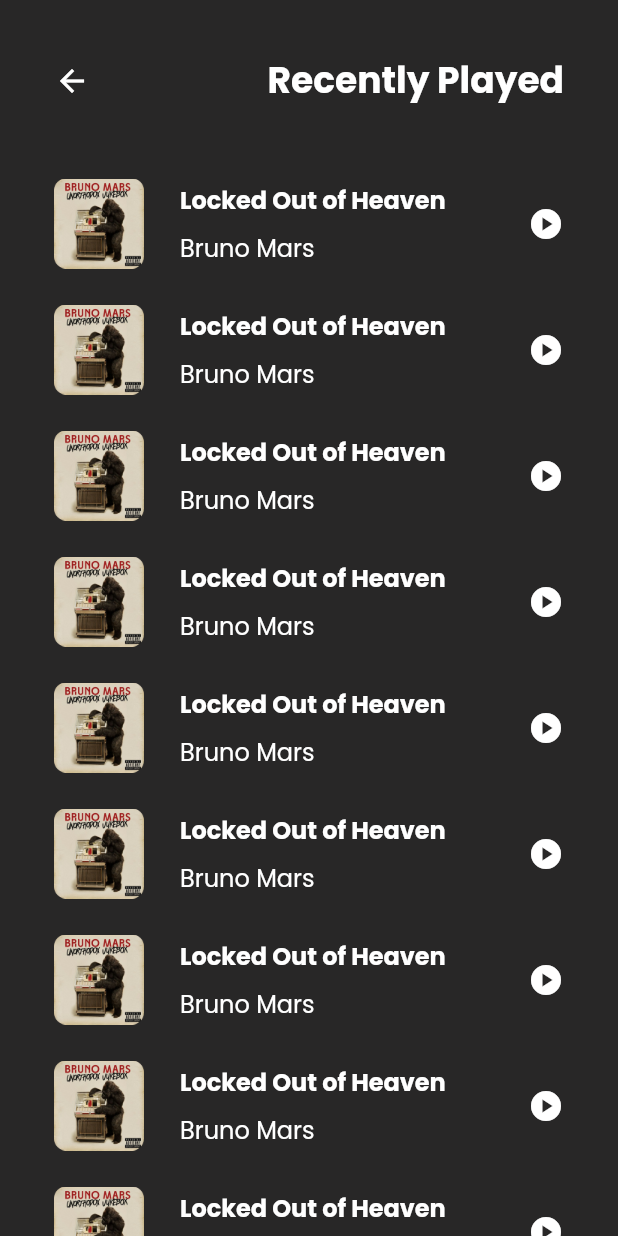
After one commit to ardhanurfan/Gen-S, a Flutter app: the RecentlyPlayedPage screen opened by its route, on a phone screen of 412 x 824 dp. The commit adds this screen. Run offline on Flutter 3.47's test engine with Material 2 defaults, Android fonts, the phone set to English and light mode, and no system bars; our stand-ins replace google_fonts.

Commit message:
added recently played

```diff
--- a/lib/main.dart
+++ b/lib/main.dart
@@ -1,6 +1,7 @@
 import 'package:flutter/material.dart';
 import 'package:music_player/pages/forgot_password_page.dart';
 import 'package:music_player/pages/import_audio_page.dart';
+import 'package:music_player/pages_user/recently_played_page.dart';
 
 import 'pages/sign_up_page.dart';
 import 'pages/sign_in_page.dart';
@@ -21,6 +22,7 @@ class MyApp extends StatelessWidget {
         '/sign-up': (context) => const SignUpPage(),
         '/forgot-password': (context) => const ForgotPasswordPage(),
         '/import-audio': (context) => const ImportAudioPage(),
+        '/recently-played': (context) => const RecentlyPlayedPage(),
       },
     );
   }
--- /dev/null
+++ b/lib/pages_user/recently_played_page.dart
@@ -0,0 +1,116 @@
+import 'package:flutter/material.dart';
+import 'package:music_player/shared/theme.dart';
+
+class RecentlyPlayedPage extends StatelessWidget {
+  const RecentlyPlayedPage({super.key});
+
+  @override
+  Widget build(BuildContext context) {
+    Widget header() {
+      return Row(
+        mainAxisAlignment: MainAxisAlignment.spaceBetween,
+        children: [
+          GestureDetector(
+              onTap: () {
+                Navigator.pop(context);
+              },
+              child: Icon(
+                Icons.arrow_back,
+                color: primaryColor,
+              )),
+          Text(
+            "Recently Played",
+            style: primaryColorText.copyWith(fontWeight: bold, fontSize: 24),
+          )
+        ],
+      );
+    }
+
+    Widget songTile() {
+      return Container(
+        margin: const EdgeInsets.only(bottom: 24),
+        child: Row(
+          children: [
+            Container(
+              height: 60,
+              margin: const EdgeInsets.only(right: 24),
+              width: 60,
+              decoration: const BoxDecoration(
+                  image: DecorationImage(
+                      image: AssetImage("assets/bg_song_example.png"),
+                      fit: BoxFit.fill)),
+            ),
+            Column(
+              crossAxisAlignment: CrossAxisAlignment.start,
+              children: [
+                SizedBox(
+                  width: 178,
+                  child: Text(
+                    "Locked Out of Heaven",
+                    overflow: TextOverflow.clip,
+                    style: primaryColorText.copyWith(
+                        fontSize: 16, fontWeight: bold),
+                  ),
+                ),
+                const SizedBox(
+                  height: 8,
+                ),
+                SizedBox(
+                  width: 178,
+                  child: Text(
+                    "Bruno Mars",
+                    style: primaryColorText.copyWith(
+                        fontSize: 16, fontWeight: regular),
+                  ),
+                ),
+              ],
+            ),
+            const Spacer(),
+            GestureDetector(
+              onTap: () {},
+              child: Icon(
+                Icons.play_circle,
+                color: primaryColor,
+              ),
+            )
+          ],
+        ),
+      );
+    }
+
+    Widget listOfSong() {
+      return Padding(
+        padding: const EdgeInsets.only(top: 47),
+        child: Column(
+          children: [
+            songTile(),
+            songTile(),
+            songTile(),
+            songTile(),
+            songTile(),
+            songTile(),
+            songTile(),
+            songTile(),
+            songTile(),
+            songTile(),
+            songTile(),
+            songTile(),
+          ],
+        ),
+      );
+    }
+
+    Widget content() {
+      return ListView(
+        padding: EdgeInsets.symmetric(
+            horizontal: defaultMargin, vertical: defaultMargin),
+        children: [header(), listOfSong()],
+      );
+    }
+
+    return Scaffold(
+      backgroundColor: backgroundColor,
+      body: SafeArea(child: content()),
+    );
+  }
+}
```
Also changed, not shown: assets/bg_song_example.png (added).
